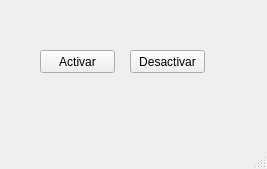
Before: the Qt Designer form appui.ui in CodeDrTech/DevelopPython, drawn with Qt 5.
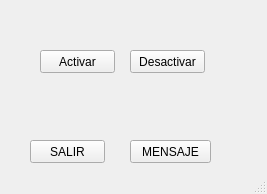
After: the same form once the commit is applied.

What changed in the file:
```diff
--- a/appui.ui
+++ b/appui.ui
@@ -10,7 +10,7 @@
     <x>0</x>
     <y>0</y>
     <width>267</width>
-    <height>169</height>
+    <height>194</height>
    </rect>
   </property>
   <property name="sizePolicy">
@@ -54,8 +54,8 @@
      <rect>
       <x>110</x>
       <y>90</y>
-      <width>47</width>
-      <height>13</height>
+      <width>71</width>
+      <height>16</height>
      </rect>
     </property>
     <property name="text">
@@ -65,6 +65,32 @@
      <set>Qt::AlignCenter</set>
     </property>
    </widget>
+   <widget class="QPushButton" name="BtnSalir">
+    <property name="geometry">
+     <rect>
+      <x>30</x>
+      <y>140</y>
+      <width>75</width>
+      <height>23</height>
+     </rect>
+    </property>
+    <property name="text">
+     <string>SALIR</string>
+    </property>
+   </widget>
+   <widget class="QPushButton" name="BtnMensaje">
+    <property name="geometry">
+     <rect>
+      <x>130</x>
+      <y>140</y>
+      <width>81</width>
+      <height>23</height>
+     </rect>
+    </property>
+    <property name="text">
+     <string>MENSAJE</string>
+    </property>
+   </widget>
   </widget>
   <widget class="QStatusBar" name="statusbar"/>
  </widget>
```
